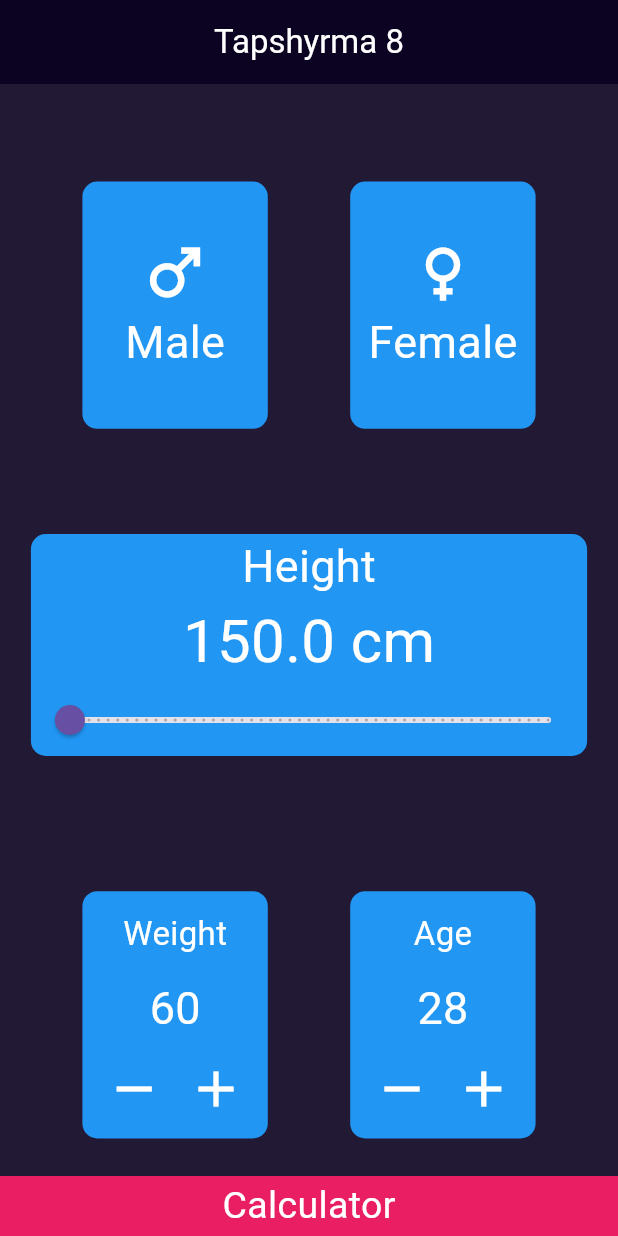
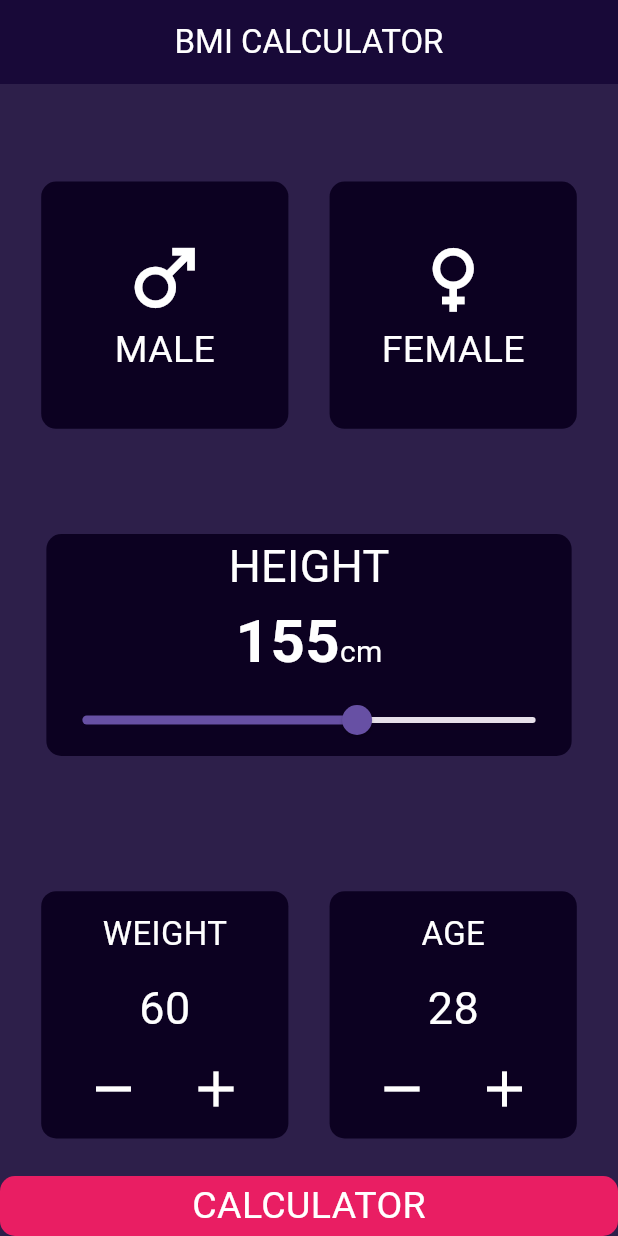
Before and after one commit to SakinaAlybaeva/bmi_calculator, a Flutter app: the screen it shows after launch, on a phone screen of 412 x 824 dp. Run offline on Flutter 3.47's test engine with Material 3 defaults, Android fonts, the phone set to English and light mode, and no system bars.

Commit message:
BMI Calculator

```diff
--- a/lib/home_page.dart
+++ b/lib/home_page.dart
@@ -1,4 +1,7 @@
 import 'package:flutter/material.dart';
+
+Color activeColor = Colors.pink;
+Color inacitveColor = const Color(0xff0A001F).withOpacity(0.95);
 
 class HomePage extends StatefulWidget {
   const HomePage({super.key});
@@ -7,18 +10,31 @@ class HomePage extends StatefulWidget {
   State<HomePage> createState() => _HomePageState();
 }
 
-double cm = 150;
+class _HomePageState extends State<HomePage> {
+  Color maleColor = inacitveColor;
+  Color femaleColor = inacitveColor;
+  double heightValue = 155;
 
-class _HomePageState extends State<HomePage> {
+  void changeGenderColor(int san) {
+    if (san == 1) {
+      maleColor = activeColor;
+      femaleColor = inacitveColor;
+    } else if (san == 2) {
+      femaleColor = activeColor;
+      maleColor = inacitveColor;
+    }
+    setState(() {});
+  }
+
   @override
   Widget build(BuildContext context) {
     return Scaffold(
-      backgroundColor: Color(0xff0A001F).withOpacity(0.9),
+      backgroundColor: const Color.fromARGB(255, 22, 7, 54).withOpacity(0.90),
       appBar: AppBar(
-        backgroundColor: Color(0xff0A001F).withOpacity(0.9),
+        backgroundColor: const Color.fromARGB(255, 22, 7, 54).withOpacity(0.90),
         title: const Center(
           child: Text(
-            'Tapshyrma 8',
+            'BMI CALCULATOR',
             style: TextStyle(color: Colors.white),
           ),
         ),
@@ -26,119 +42,107 @@ class _HomePageState extends State<HomePage> {
       body: Column(
         mainAxisAlignment: MainAxisAlignment.spaceBetween,
         children: [
-          SizedBox(
+          const SizedBox(
+            height: 40,
+          ),
+          Row(
+            mainAxisAlignment: MainAxisAlignment.spaceEvenly,
+            children: [
+              GenderWidget(
+                icon: Icons.male,
+                text: 'Male',
+                onTap: () {
+                  changeGenderColor(1);
+                },
+                tus: maleColor,
+              ),
+              GenderWidget(
+                icon: Icons.female,
+                text: 'Female',
+                onTap: () {
+                  changeGenderColor(2);
+                },
+                tus: femaleColor,
+              ),
+            ],
+          ),
+          const SizedBox(
+            height: 20,
+          ),
+          Container(
+            width: MediaQuery.of(context).size.width * 0.85,
+            decoration: BoxDecoration(
+              color: const Color(0xff0A001F).withOpacity(0.95),
+              borderRadius: BorderRadius.circular(10),
+            ),
+            child: Column(
+              children: [
+                Text(
+                  'Height'.toUpperCase(),
+                  style: const TextStyle(color: Colors.white, fontSize: 30),
+                ),
+                Row(
+                  textBaseline: TextBaseline.alphabetic,
+                  crossAxisAlignment: CrossAxisAlignment.baseline,
+                  mainAxisAlignment: MainAxisAlignment.center,
+                  children: [
+                    Text(
+                      heightValue.toStringAsFixed(0),
+                      style: const TextStyle(
+                          color: Colors.white,
+                          fontSize: 40,
+                          fontWeight: FontWeight.bold),
+                    ),
+                    const Text(
+                      'cm',
+                      style: TextStyle(
+                        color: Colors.white,
+                        fontSize: 20,
+                      ),
+                    ),
+                  ],
+                ),
+                Slider(
+                  value: heightValue,
+                  onChanged: (value) {
+                    setState(() {
+                      heightValue = value;
+                    });
+                  },
+                  max: 220,
+                  min: 55,
+                ),
+              ],
+            ),
+          ),
+          const SizedBox(
             height: 40,
           ),
           Row(
             mainAxisAlignment: MainAxisAlignment.spaceEvenly,
             children: [
               Container(
-                width: MediaQuery.of(context).size.width * 0.3,
+                width: MediaQuery.of(context).size.width * 0.4,
                 height: MediaQuery.of(context).size.height * 0.2,
                 decoration: BoxDecoration(
-                  borderRadius: BorderRadius.circular(10),
-                  color: Colors.blue,
-                ),
-                child: Column(
-                  mainAxisAlignment: MainAxisAlignment.center,
-                  children: [
-                    Icon(
-                      Icons.male,
-                      size: 50,
-                      color: Colors.white,
-                    ),
-                    Text(
-                      'Male',
-                      style: TextStyle(fontSize: 30, color: Colors.white),
-                    ),
-                  ],
-                ),
-              ),
-              Container(
-                width: MediaQuery.of(context).size.width * 0.3,
-                height: MediaQuery.of(context).size.height * 0.2,
-                decoration: BoxDecoration(
-                  borderRadius: BorderRadius.circular(10),
-                  color: Colors.blue,
-                ),
-                child: Column(
-                  mainAxisAlignment: MainAxisAlignment.center,
-                  children: [
-                    Icon(
-                      Icons.female,
-                      size: 50,
-                      color: Colors.white,
-                    ),
-                    Text(
-                      'Female',
-                      style: TextStyle(fontSize: 30, color: Colors.white),
-                    ),
-                  ],
-                ),
-              ),
-            ],
-          ),
-          SizedBox(
-            height: 20,
-          ),
-          Container(
-            width: MediaQuery.of(context).size.width * 0.9,
-            decoration: BoxDecoration(
-              color: Colors.blue,
-              borderRadius: BorderRadius.circular(10),
-            ),
-            child: Column(
-              children: [
-                Text(
-                  'Height',
-                  style: TextStyle(color: Colors.white, fontSize: 30),
-                ),
-                Text(
-                  '$cm cm',
-                  style: TextStyle(color: Colors.white, fontSize: 40),
-                ),
-                Slider(
-                  value: cm,
-                  onChanged: (at) {
-                    setState(() {
-                      cm = at;
-                    });
-                  },
-                  min: 150,
-                  max: 195,
-                  divisions: 50,
-                ),
-              ],
-            ),
-          ),
-          SizedBox(
-            height: 40,
-          ),
-          Row(
-            mainAxisAlignment: MainAxisAlignment.spaceEvenly,
-            children: [
-              Container(
-                width: MediaQuery.of(context).size.width * 0.3,
-                height: MediaQuery.of(context).size.height * 0.2,
-                decoration: BoxDecoration(
-                  color: Colors.blue,
+                  color: const Color(0xff0A001F).withOpacity(0.95),
                   borderRadius: BorderRadius.circular(10),
                 ),
                 child: Column(
                   mainAxisAlignment: MainAxisAlignment.spaceEvenly,
                   children: [
                     Text(
-                      'Weight',
-                      style: TextStyle(
+                      'Weight'.toUpperCase(),
+                      style: const TextStyle(
                         color: Colors.white,
                         fontSize: 22,
                       ),
                     ),
-                    Text(
+                    const Text(
                       '60',
                       style: TextStyle(color: Colors.white, fontSize: 30),
                     ),
-                    Row(
+                    const Row(
                       mainAxisAlignment: MainAxisAlignment.spaceEvenly,
                       children: [
                         Icon(
@@ -157,27 +161,27 @@ class _HomePageState extends State<HomePage> {
                 ),
               ),
               Container(
-                width: MediaQuery.of(context).size.width * 0.3,
+                width: MediaQuery.of(context).size.width * 0.4,
                 height: MediaQuery.of(context).size.height * 0.2,
                 decoration: BoxDecoration(
-                  color: Colors.blue,
+                  color: const Color(0xff0A001F).withOpacity(0.95),
                   borderRadius: BorderRadius.circular(10),
                 ),
                 child: Column(
                   mainAxisAlignment: MainAxisAlignment.spaceEvenly,
                   children: [
                     Text(
-                      'Age',
-                      style: TextStyle(
+                      'Age'.toUpperCase(),
+                      style: const TextStyle(
                         color: Colors.white,
                         fontSize: 22,
                       ),
                     ),
-                    Text(
+                    const Text(
                       '28',
                       style: TextStyle(color: Colors.white, fontSize: 30),
                     ),
-                    Row(
+                    const Row(
                       mainAxisAlignment: MainAxisAlignment.spaceEvenly,
                       children: [
                         Icon(
@@ -200,11 +204,17 @@ class _HomePageState extends State<HomePage> {
           Container(
             width: MediaQuery.of(context).size.width,
             height: 40,
-            color: Colors.pink,
-            child: Center(
+            decoration: BoxDecoration(
+              color: Colors.pink,
+              borderRadius: BorderRadius.circular(10),
+            ),
+            child: const Center(
               child: Text(
-                'Calculator',
-                style: TextStyle(color: Colors.white, fontSize: 25),
+                'CALCULATOR',
+                style: TextStyle(
+                  fontSize: 25,
+                  color: Colors.white,
+                ),
               ),
             ),
           ),
@@ -213,3 +223,45 @@ class _HomePageState extends State<HomePage> {
     );
   }
 }
+
+class GenderWidget extends StatelessWidget {
+  const GenderWidget({
+    super.key,
+    this.icon,
+    this.text,
+    this.onTap,
+    this.tus,
+  });
+  final IconData? icon;
+  final String? text;
+  final Function()? onTap;
+  final Color? tus;
+  @override
+  Widget build(BuildContext context) {
+    return InkWell(
+      onTap: onTap,
+      child: Container(
+        width: MediaQuery.of(context).size.width * 0.4,
+        height: MediaQuery.of(context).size.height * 0.2,
+        decoration: BoxDecoration(
+          color: tus,
+          borderRadius: BorderRadius.circular(10),
+        ),
+        child: Column(
+          mainAxisAlignment: MainAxisAlignment.center,
+          children: [
+            Icon(
+              icon,
+              size: 60,
+              color: Colors.white,
+            ),
+            Text(
+              text!.toUpperCase(),
+              style: const TextStyle(fontSize: 25, color: Colors.white),
+            ),
+          ],
+        ),
+      ),
+    );
+  }
+}
--- a/lib/main.dart
+++ b/lib/main.dart
@@ -10,7 +10,8 @@ class MyApp extends StatelessWidget {
 
   @override
   Widget build(BuildContext context) {
-    return MaterialApp(
+    return const MaterialApp(
+      debugShowCheckedModeBanner: false,
       home: HomePage(),
     );
   }
```
